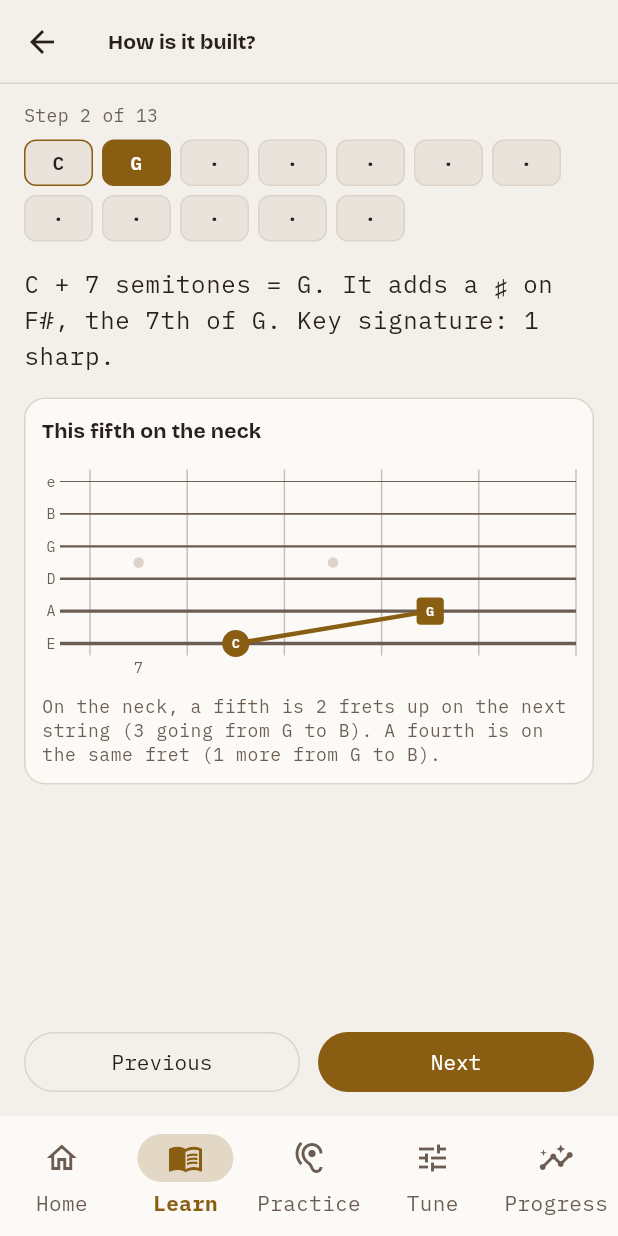
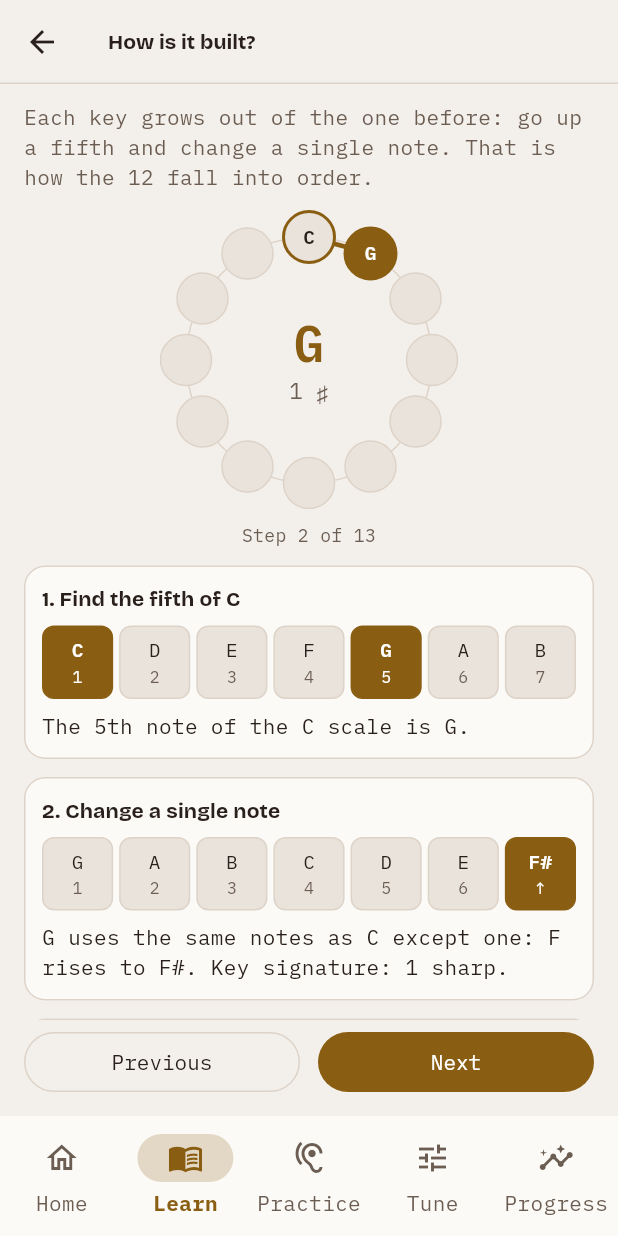
Before and after one commit to BrianZamacona/ChordMaster-Free, a Flutter app: the CircleBuildScreen screen opened by its route, after a tap on "Next", on a phone screen of 412 x 824 dp. Run offline on Flutter 3.47's test engine with Material 3 defaults, Android fonts, the phone set to English and light mode, and no system bars; our stand-ins replace flutter_local_notifications, flutter_riverpod, flutter_secure_storage, go_router, google_fonts, hive_flutter and 2 more; missing offline and left inert: record; accounts and stored records are empty; project files that could hold a hidden picture were left out.

Commit message:
Círculo: "¿Cómo se arma?" ahora explica por qué ese orden
Revisión del usuario: no se entendía su propósito. Eran fichas con puntos, una
suma de semitonos y un diapasón sin relación clara, y del lado de los bemoles el
texto pedía leer al revés.

Ahora el círculo se va llenando y cada paso cuenta lo mismo: busca la quinta en
la escala anterior y cambia una sola nota, la 4ª que sube un semitono y pasa a
ser la 7ª. Vale en los 12 pasos, con test, y del lado de los bemoles ese mismo
paso quita uno. El último dice para qué sirve y lleva a la rueda.

CLAUDE.md recoge esto y las decisiones de la revisión del módulo de escalas.

Co-Authored-By: Claude Opus 5.5 <noreply@anthropic.com>

```diff
--- a/lib/core/constants/app_strings.dart
+++ b/lib/core/constants/app_strings.dart
@@ -234,10 +234,29 @@ class AppStrings {
       tr(es: '¿Cómo se arma?', en: 'How is it built?');
   static String circleBuildProgress(int step, int total) =>
       tr(es: 'Paso $step de $total', en: 'Step $step of $total');
-  static String get circleBuildNeck =>
-      tr(es: 'Esta quinta en el mástil', en: 'This fifth on the neck');
+  static String circleBuildNeck(String from, String to) => tr(
+    es: 'En la guitarra: de $from a $to',
+    en: 'On the guitar: from $from to $to',
+  );
   static String circleBuildNeckStart(String name) =>
-      tr(es: '$name en el mástil', en: '$name on the neck');
+      tr(es: 'En la guitarra: $name', en: 'On the guitar: $name');
+  static String circleBuildFindFifth(String name) => tr(
+    es: '1. Busca la quinta de $name',
+    en: '1. Find the fifth of $name',
+  );
+  static String get circleBuildChangeOne =>
+      tr(es: '2. Cambia una sola nota', en: '2. Change a single note');
+  static String circleBuildNotesOf(String name) =>
+      tr(es: 'Las notas de $name', en: 'The notes of $name');
+  static String get circleBuildClosingTitle =>
+      tr(es: 'Para qué sirve', en: 'What it is for');
+  static String get circleBuildToWheel =>
+      tr(es: 'Ir a la rueda', en: 'Go to the wheel');
+  static String circleBuildRingLabel(int reached, String key, String signature) =>
+      tr(
+        es: 'Círculo con $reached de 12 tonalidades. Actual: $key, armadura $signature.',
+        en: 'Circle with $reached of 12 keys. Current: $key, key signature $signature.',
+      );
   static String get circleBuildPrevious => tr(es: 'Anterior', en: 'Previous');
   static String get circleBuildNext => tr(es: 'Siguiente', en: 'Next');
   static String get hubEar => tr(es: 'Oído', en: 'Ear');
--- a/lib/domain/theory/circle_of_fifths.dart
+++ b/lib/domain/theory/circle_of_fifths.dart
@@ -317,6 +317,28 @@ double angularVelocity(double dx, double dy, double vx, double vy) {
 
 // ── Construcción paso a paso ────────────────────────────────────────────────
 
+/// Para qué sirve "¿Cómo se arma?", en una frase.
+const circleBuildRule = LocalizedText(
+  es:
+      'Cada tonalidad nace de la anterior: sube una quinta y cambia una sola '
+      'nota. Así se ordenan las 12.',
+  en:
+      'Each key grows out of the one before: go up a fifth and change a single '
+      'note. That is how the 12 fall into order.',
+);
+
+/// El cierre, con lo que deja saber el círculo ya armado.
+const circleBuildClosing = LocalizedText(
+  es:
+      'Tras 12 quintas vuelves a C: el círculo está completo. Por eso sirve: '
+      'dos vecinas comparten 6 de sus 7 notas y, a los lados de cualquier '
+      'tonalidad, están su IV y su V.',
+  en:
+      'After 12 fifths you are back on C: the circle is complete. That is why '
+      'it helps: two neighbors share 6 of their 7 notes and, on either side of '
+      'any key, sit its IV and its V.',
+);
+
 /// Un paso de "¿Cómo se arma?". Son 13: C, las 11 quintas siguientes y la
 /// quinta que cierra el círculo otra vez en C.
 class CircleStep {
@@ -324,69 +346,132 @@ class CircleStep {
     required this.number,
     required this.tonic,
     required this.previousTonic,
-    required this.explanation,
+    required this.signature,
+    required this.scale,
+    required this.previousScale,
+    required this.raisedFrom,
+    required this.raisedTo,
+    required this.fifthText,
+    required this.changeText,
   });
 
   /// De 0 a 12.
   final int number;
   final int tonic;
 
-  /// `null` en el primer paso.
+  /// `null` en el primer paso, igual que los demás campos de la quinta.
   final int? previousTonic;
-  final LocalizedText explanation;
+  final KeySignature signature;
+
+  /// Las 7 notas de la tonalidad, desde su tónica.
+  final List<int> scale;
+  final List<int>? previousScale;
+
+  /// La única nota que cambia: la 4ª de la tonalidad anterior...
+  final int? raisedFrom;
+
+  /// ...sube un semitono y es la 7ª de la nueva.
+  final int? raisedTo;
+
+  /// Dónde está la quinta en la escala anterior.
+  final LocalizedText? fifthText;
+
+  /// Qué cambia en este paso y cómo queda la armadura.
+  final LocalizedText changeText;
 }
+
+List<int> _majorScaleOf(int tonic) => [
+  for (final i in majorScale) (tonic + i) % 12,
+];
 
 /// Pasos de la construcción desde C, sumando 7 semitonos.
 List<CircleStep> circleConstruction() => [
-  for (var n = 0; n <= circleLength; n++)
-    CircleStep(
-      number: n,
-      tonic: circleOrder[n % circleLength],
-      previousTonic: n == 0 ? null : circleOrder[n - 1],
-      explanation: _stepExplanation(n),
-    ),
+  for (var n = 0; n <= circleLength; n++) _step(n),
 ];
 
-LocalizedText _stepExplanation(int n) {
-  final tonic = pitchClassName(circleOrder[n % circleLength]);
+CircleStep _step(int n) {
+  final tonic = circleOrder[n % circleLength];
+  final signature = keySignatureAt(n);
+  final scale = _majorScaleOf(tonic);
+  final name = pitchClassName(tonic);
   if (n == 0) {
-    return LocalizedText(
-      es: 'Empezamos en $tonic: ${keySignatureAt(0).name.es}.',
-      en: 'We start on $tonic: ${keySignatureAt(0).name.en}.',
+    return CircleStep(
+      number: n,
+      tonic: tonic,
+      previousTonic: null,
+      signature: signature,
+      scale: scale,
+      previousScale: null,
+      raisedFrom: null,
+      raisedTo: null,
+      fifthText: null,
+      changeText: LocalizedText(
+        es: 'Empezamos en $name: ${signature.name.es}. Sus 7 notas son el punto '
+            'de partida.',
+        en: 'We start on $name: ${signature.name.en}. Its 7 notes are the '
+            'starting point.',
+      ),
     );
   }
-  final previous = pitchClassName(circleOrder[n - 1]);
-  final sumEs = '$previous + $perfectFifth semitonos = $tonic';
-  final sumEn = '$previous + $perfectFifth semitones = $tonic';
+  final previous = circleOrder[n - 1];
+  final previousName = pitchClassName(previous);
+  final from = (previous + majorScale[3]) % 12;
+  final to = (tonic + majorScale[6]) % 12;
+  return CircleStep(
+    number: n,
+    tonic: tonic,
+    previousTonic: previous,
+    signature: signature,
+    scale: scale,
+    previousScale: _majorScaleOf(previous),
+    raisedFrom: from,
+    raisedTo: to,
+    fifthText: LocalizedText(
+      es: 'La 5ª nota de la escala de $previousName es $name.',
+      en: 'The 5th note of the $previousName scale is $name.',
+    ),
+    changeText: _changeText(n, previousName, name, from, to, signature),
+  );
+}
+
+LocalizedText _changeText(
+  int n,
+  String previous,
+  String tonic,
+  int from,
+  int to,
+  KeySignature signature,
+) {
+  final fromName = pitchClassName(from);
+  final toName = pitchClassName(to);
+  // El 6º sostenido cae en F, que en la armadura se escribe E#.
+  final spelled = n == circleLength ~/ 2;
+  final same = LocalizedText(
+    es:
+        '$tonic usa las mismas notas que $previous salvo una: $fromName sube a '
+        '$toName${spelled ? ' (se escribe E#)' : ''}.',
+    en:
+        '$tonic uses the same notes as $previous except one: $fromName rises to '
+        '$toName${spelled ? ' (written E#)' : ''}.',
+  );
   if (n == circleLength) {
     return LocalizedText(
-      es: '$sumEs: tras 12 quintas, el círculo se cierra donde empezó.',
-      en: '$sumEn: after 12 fifths, the circle closes where it began.',
+      es: '${same.es} Se va el último ♭: ${signature.name.es}.',
+      en: '${same.en} The last ♭ goes: ${signature.name.en}.',
     );
   }
-  final signature = keySignatureAt(n);
-  final added = addedAccidentalAt(n)!;
-  final note = pitchClassName(added.pitchClass);
-  if (added.accidental == Accidental.sharp) {
-    // El 6º sostenido cae en F, que en la armadura se escribe E#.
-    final spelled = noteNames[added.pitchClass].length == 1;
+  if (signature.accidental == Accidental.flat) {
     return LocalizedText(
       es:
-          '$sumEs. Agrega un ♯ en $note${spelled ? ' (se escribe E#)' : ''}, '
-          'la 7ª de $tonic. Armadura: ${signature.name.es}.',
+          '${same.es} Desde aquí se cuentan ♭, y cada paso quita uno. Armadura: '
+          '${signature.name.es}.',
       en:
-          '$sumEn. It adds a ♯ on $note${spelled ? ' (written E#)' : ''}, the '
-          '7th of $tonic. Key signature: ${signature.name.en}.',
+          '${same.en} From here we count ♭, and each step removes one. Key '
+          'signature: ${signature.name.en}.',
     );
   }
-  final fromLeft = pitchClassName(circleOrder[(n + 1) % circleLength]);
   return LocalizedText(
-    es:
-        '$sumEs. Armadura: ${signature.name.es}. De este lado se lee al revés: '
-        'desde $fromLeft, un paso a la izquierda agrega un ♭ en $note, la 4ª '
-        'de $tonic.',
-    en:
-        '$sumEn. Key signature: ${signature.name.en}. This side reads backward: '
-        'from $fromLeft, one step left adds a ♭ on $note, the 4th of $tonic.',
+    es: '${same.es} Armadura: ${signature.name.es}.',
+    en: '${same.en} Key signature: ${signature.name.en}.',
   );
 }
--- /dev/null
+++ b/lib/features/circle/circle_build_ring.dart
@@ -0,0 +1,147 @@
+import 'dart:math' as math;
+
+import 'package:flutter/material.dart';
+
+import '../../core/constants/app_strings.dart';
+import '../../domain/theory/circle_of_fifths.dart';
+import '../../domain/theory/notes.dart';
+import '../../ui/theme.dart';
+
+/// Centro del nodo [index] del círculo: C arriba y en el sentido del reloj.
+Offset ringNodeOffset(int index, Offset center, double radius) {
+  final angle = index * wheelStepDegrees * math.pi / 180;
+  return center + Offset(math.sin(angle), -math.cos(angle)) * radius;
+}
+
+/// El círculo a medio armar: las tonalidades alcanzadas llevan su nombre y una
+/// línea une cada una con la siguiente; en el centro, la tonalidad actual.
+class CircleBuildRing extends StatelessWidget {
+  const CircleBuildRing({super.key, required this.step});
+
+  static const maxSize = 200.0;
+
+  final CircleStep step;
+
+  @override
+  Widget build(BuildContext context) => Center(
+    child: LayoutBuilder(
+      builder: (context, constraints) {
+        final side = math.min(constraints.maxWidth, maxSize);
+        return Semantics(
+          label: AppStrings.circleBuildRingLabel(
+            math.min(step.number + 1, circleLength),
+            pitchClassName(step.tonic),
+            step.signature.short,
+          ),
+          excludeSemantics: true,
+          child: CustomPaint(
+            size: Size.square(side),
+            painter: _RingPainter(step: step, palette: context.palette),
+          ),
+        );
+      },
+    ),
+  );
+}
+
+class _RingPainter extends CustomPainter {
+  const _RingPainter({required this.step, required this.palette});
+
+  static const _nodeRadius = 17.0;
+
+  final CircleStep step;
+  final AppPalette palette;
+
+  @override
+  void paint(Canvas canvas, Size size) {
+    final center = size.center(Offset.zero);
+    final radius = size.width / 2 - _nodeRadius - 1;
+    Offset node(int i) => ringNodeOffset(i, center, radius);
+
+    canvas.drawCircle(
+      center,
+      radius,
+      Paint()
+        ..style = PaintingStyle.stroke
+        ..strokeWidth = 1
+        ..color = palette.outline,
+    );
+
+    final path = Paint()
+      ..color = palette.accent
+      ..strokeWidth = 3
+      ..strokeCap = StrokeCap.round;
+    for (var n = 1; n <= step.number; n++) {
+      canvas.drawLine(node(n - 1), node(n % circleLength), path);
+    }
+
+    final current = step.number % circleLength;
+    for (var i = 0; i < circleLength; i++) {
+      final reached = i <= step.number;
+      final isCurrent = i == current;
+      final c = node(i);
+      canvas
+        ..drawCircle(
+          c,
+          _nodeRadius,
+          Paint()..color = isCurrent ? palette.accent : palette.surfaceHigh,
+        )
+        ..drawCircle(
+          c,
+          _nodeRadius,
+          Paint()
+            ..style = PaintingStyle.stroke
+            ..strokeWidth = reached ? 2 : 1
+            ..color = reached ? palette.accent : palette.outline,
+        );
+      if (reached) {
+        _text(
+          canvas,
+          pitchClassName(circleOrder[i]),
+          c,
+          size: 13,
+          weight: FontWeight.w600,
+          color: isCurrent ? palette.onAccent : palette.textPrimary,
+        );
+      }
+    }
+
+    _text(
+      canvas,
+      pitchClassName(step.tonic),
+      center - const Offset(0, 12),
+      size: 34,
+      weight: FontWeight.w600,
+      color: palette.accent,
+    );
+    _text(
+      canvas,
+      step.signature.short,
+      center + const Offset(0, 20),
+      size: 15,
+      color: palette.textSecondary,
+    );
+  }
+
+  void _text(
+    Canvas canvas,
+    String text,
+    Offset center, {
+    required double size,
+    required Color color,
+    FontWeight weight = FontWeight.w400,
+  }) {
+    final painter = TextPainter(
+      text: TextSpan(
+        text: text,
+        style: musicMono(fontSize: size, fontWeight: weight, color: color),
+      ),
+      textDirection: TextDirection.ltr,
+    )..layout();
+    painter.paint(canvas, center - Offset(painter.width / 2, painter.height / 2));
+  }
+
+  @override
+  bool shouldRepaint(_RingPainter old) =>
+      old.step.number != step.number || old.palette != palette;
+}
--- a/lib/features/circle/circle_build_screen.dart
+++ b/lib/features/circle/circle_build_screen.dart
@@ -7,9 +7,11 @@ import '../../domain/theory/circle_of_fifths.dart';
 import '../../domain/theory/notes.dart';
 import '../../ui/theme.dart';
 import '../../ui/widgets/fretboard_diagram.dart';
+import 'circle_build_ring.dart';
 
-/// "¿Cómo se arma?": el círculo paso a paso desde C, sumando quintas. Cada
-/// paso cambia sin animación, así que respeta "reducir movimiento" solo.
+/// "¿Cómo se arma?": por qué las tonalidades están en ese orden. Desde C, cada
+/// paso busca la quinta y cambia una sola nota, mientras el círculo se llena.
+/// Cambia sin animación, así que respeta "reducir movimiento" solo.
 class CircleBuildScreen extends StatefulWidget {
   const CircleBuildScreen({super.key});
 
@@ -75,7 +77,9 @@ class _CircleBuildScreenState extends State<CircleBuildScreen> {
     final text = Theme.of(context).textTheme;
     final step = _steps[_current];
     final pattern = _patternFor(step);
-    final reached = {for (final s in _steps.take(_current + 1)) s.number};
+    final previousScale = step.previousScale;
+    final tonicName = pitchClassName(step.tonic);
+    final isLast = _current == _steps.length - 1;
     return Scaffold(
       appBar: AppBar(title: Text(AppStrings.circleBuildTitle)),
       body: Column(
@@ -85,46 +89,77 @@ class _CircleBuildScreenState extends State<CircleBuildScreen> {
               padding: const EdgeInsets.fromLTRB(16, 12, 16, 12),
               children: [
                 Text(
+                  circleBuildRule.text,
+                  style: text.bodyMedium?.copyWith(color: p.textSecondary),
+                ),
+                const SizedBox(height: 12),
+                CircleBuildRing(step: step),
+                const SizedBox(height: 8),
+                Text(
                   AppStrings.circleBuildProgress(_current + 1, _steps.length),
                   key: const Key('circle-build-progress'),
+                  textAlign: TextAlign.center,
                   style: musicMono(fontSize: 12, color: p.textSecondary),
                 ),
-                const SizedBox(height: 8),
-                Wrap(
-                  spacing: 6,
-                  runSpacing: 6,
+                const SizedBox(height: 12),
+                if (previousScale != null) ...[
+                  _StepCard(
+                    title: AppStrings.circleBuildFindFifth(
+                      pitchClassName(step.previousTonic!),
+                    ),
                     children: [
-                    for (final s in _steps.take(circleLength))
-                      _KeyChip(
-                        label: pitchClassName(s.tonic),
-                        reached: reached.contains(s.number),
-                        isCurrent: s.number == _current % circleLength,
+                      _ScaleRow(
+                        notes: previousScale,
+                        marked: {previousScale[0], previousScale[4]},
+                      ),
+                      Text(
+                        step.fifthText!.text,
+                        key: const Key('circle-build-fifth'),
+                        style: text.bodyMedium,
                       ),
                     ],
                   ),
-                const SizedBox(height: 16),
+                  const SizedBox(height: 12),
+                ],
+                _StepCard(
+                  title: previousScale == null
+                      ? AppStrings.circleBuildNotesOf(tonicName)
+                      : AppStrings.circleBuildChangeOne,
+                  children: [
+                    _ScaleRow(
+                      notes: step.scale,
+                      marked: {?step.raisedTo},
+                      raised: step.raisedTo,
+                    ),
                     Text(
-                  step.explanation.text,
-                  key: const Key('circle-build-text'),
-                  style: text.bodyLarge,
+                      step.changeText.text,
+                      key: const Key('circle-build-change'),
+                      style: text.bodyMedium,
                     ),
-                const SizedBox(height: 16),
-                Card(
-                  margin: EdgeInsets.zero,
-                  child: Padding(
-                    padding: const EdgeInsets.all(12),
-                    child: Column(
-                      crossAxisAlignment: CrossAxisAlignment.start,
+                  ],
+                ),
+                const SizedBox(height: 12),
+                if (isLast) ...[
+                  _StepCard(
+                    title: AppStrings.circleBuildClosingTitle,
                     children: [
                       Text(
-                          step.previousTonic == null
-                              ? AppStrings.circleBuildNeckStart(
-                                  pitchClassName(step.tonic),
-                                )
-                              : AppStrings.circleBuildNeck,
-                          style: text.titleSmall,
+                        circleBuildClosing.text,
+                        key: const Key('circle-build-closing'),
+                        style: text.bodyMedium,
                       ),
-                        const SizedBox(height: 8),
+                    ],
+                  ),
+                  const SizedBox(height: 12),
+                ],
+                _StepCard(
+                  title: step.previousTonic == null
+                      ? AppStrings.circleBuildNeckStart(tonicName)
+                      : AppStrings.circleBuildNeck(
+                          pitchClassName(step.previousTonic!),
+                          tonicName,
+                        ),
+                  children: [
                     FretboardDiagram(
                       key: ValueKey('circle-build-neck-$_current'),
                       pattern: pattern,
@@ -145,16 +180,11 @@ class _CircleBuildScreenState extends State<CircleBuildScreen> {
                             ]
                           : const [],
                     ),
-                        const SizedBox(height: 8),
                     Text(
                       fifthShapeRule.text,
-                          style: text.bodySmall?.copyWith(
-                            color: p.textSecondary,
-                          ),
+                      style: text.bodySmall?.copyWith(color: p.textSecondary),
                     ),
                   ],
-                    ),
-                  ),
                 ),
               ],
             ),
@@ -177,10 +207,14 @@ class _CircleBuildScreenState extends State<CircleBuildScreen> {
                 Expanded(
                   child: FilledButton(
                     key: const Key('circle-build-next'),
-                    onPressed: _current == _steps.length - 1
-                        ? null
+                    onPressed: isLast
+                        ? () => Navigator.of(context).maybePop()
                         : () => setState(() => _current++),
-                    child: Text(AppStrings.circleBuildNext),
+                    child: Text(
+                      isLast
+                          ? AppStrings.circleBuildToWheel
+                          : AppStrings.circleBuildNext,
+                    ),
                   ),
                 ),
               ],
@@ -192,37 +226,83 @@ class _CircleBuildScreenState extends State<CircleBuildScreen> {
   }
 }
 
-class _KeyChip extends StatelessWidget {
-  const _KeyChip({
-    required this.label,
-    required this.reached,
-    required this.isCurrent,
-  });
+class _StepCard extends StatelessWidget {
+  const _StepCard({required this.title, required this.children});
 
-  final String label;
-  final bool reached;
-  final bool isCurrent;
+  final String title;
+  final List<Widget> children;
+
+  @override
+  Widget build(BuildContext context) => Card(
+    margin: EdgeInsets.zero,
+    child: Padding(
+      padding: const EdgeInsets.all(12),
+      child: Column(
+        crossAxisAlignment: CrossAxisAlignment.start,
+        spacing: 8,
+        children: [
+          Text(title, style: Theme.of(context).textTheme.titleSmall),
+          ...children,
+        ],
+      ),
+    ),
+  );
+}
+
+/// Las 7 notas de una escala con su grado debajo. Lo marcado se distingue
+/// también sin el color: va en negrita y la nota que sube lleva "↑".
+class _ScaleRow extends StatelessWidget {
+  const _ScaleRow({required this.notes, required this.marked, this.raised});
+
+  final List<int> notes;
+  final Set<int> marked;
+  final int? raised;
 
   @override
   Widget build(BuildContext context) {
     final p = context.palette;
-    return Container(
-      width: 46,
-      padding: const EdgeInsets.symmetric(vertical: 5),
+    return Row(
+      spacing: 4,
+      children: [
+        for (final (i, note) in notes.indexed)
+          Expanded(
+            child: Container(
+              padding: const EdgeInsets.symmetric(vertical: 6),
               decoration: BoxDecoration(
-        color: isCurrent ? p.accent : p.surfaceHigh,
-        border: Border.all(color: reached ? p.accent : p.outline),
+                color: marked.contains(note) ? p.accent : p.surfaceHigh,
+                border: Border.all(
+                  color: marked.contains(note) ? p.accent : p.outline,
+                ),
                 borderRadius: BorderRadius.circular(8),
               ),
-      child: Text(
-        reached ? label : '·',
-        textAlign: TextAlign.center,
+              child: Column(
+                children: [
+                  Text(
+                    pitchClassName(note),
                     style: musicMono(
                       fontSize: 13,
-          fontWeight: FontWeight.w600,
-          color: isCurrent ? p.onAccent : p.textPrimary,
+                      fontWeight: marked.contains(note)
+                          ? FontWeight.w600
+                          : FontWeight.w400,
+                      color: marked.contains(note)
+                          ? p.onAccent
+                          : p.textPrimary,
                     ),
                   ),
+                  Text(
+                    note == raised ? '↑' : '${i + 1}',
+                    style: musicMono(
+                      fontSize: 11,
+                      color: marked.contains(note)
+                          ? p.onAccent
+                          : p.textSecondary,
+                    ),
+                  ),
+                ],
+              ),
+            ),
+          ),
+      ],
     );
   }
 }
```
Also changed, not shown: 3 other files. Lines whose indentation alone changed are shown as unchanged.
